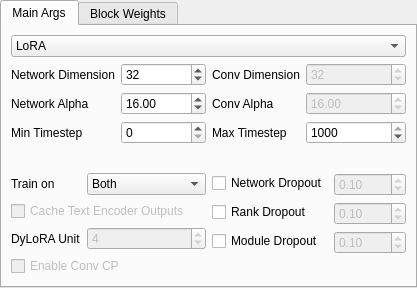
derrian-distro/LoRA_Easy_Training_Scripts, file ui_files/NetworkUI.ui: the form before one commit.
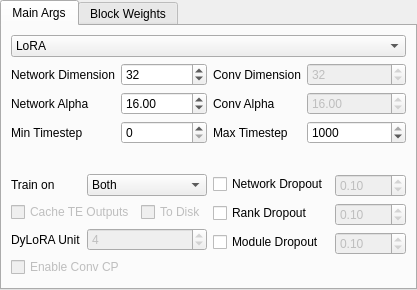
The form after the commit. Custom widgets are drawn as their Qt base class.

Diff of the .ui file:
```diff
--- a/ui_files/NetworkUI.ui
+++ b/ui_files/NetworkUI.ui
@@ -7,7 +7,7 @@
     <x>0</x>
     <y>0</y>
     <width>417</width>
-    <height>288</height>
+    <height>290</height>
    </rect>
   </property>
   <property name="sizePolicy">
@@ -388,14 +388,28 @@
           </widget>
          </item>
          <item row="1" column="0" colspan="2">
+          <layout class="QHBoxLayout" name="horizontalLayout">
+           <item>
           <widget class="QCheckBox" name="cache_te_outputs_enable">
            <property name="enabled">
             <bool>false</bool>
            </property>
            <property name="text">
-            <string>Cache Text Encoder Outputs</string>
-           </property>
-          </widget>
+              <string>Cache TE Outputs</string>
+             </property>
+            </widget>
+           </item>
+           <item>
+            <widget class="QCheckBox" name="cache_te_to_disk_enable">
+             <property name="enabled">
+              <bool>false</bool>
+             </property>
+             <property name="text">
+              <string>To Disk</string>
+             </property>
+            </widget>
+           </item>
+          </layout>
          </item>
         </layout>
        </item>
```
Left out of the diff: 2 changed lines with no effect on the pictures. Lines whose indentation alone changed are shown as unchanged.
